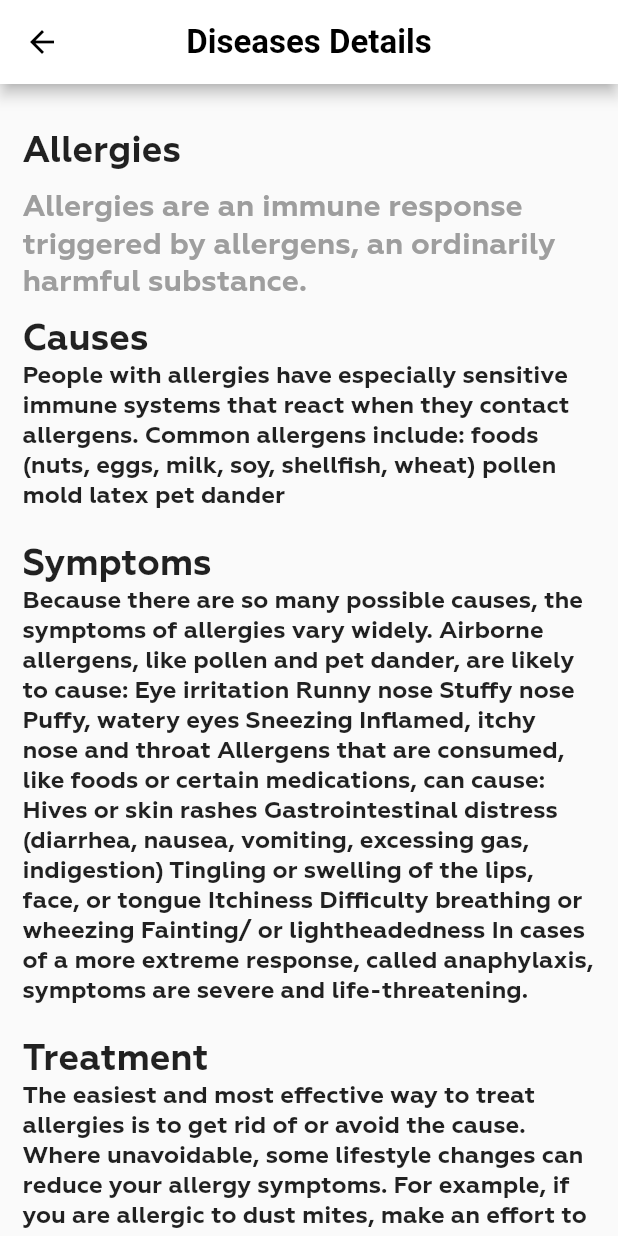
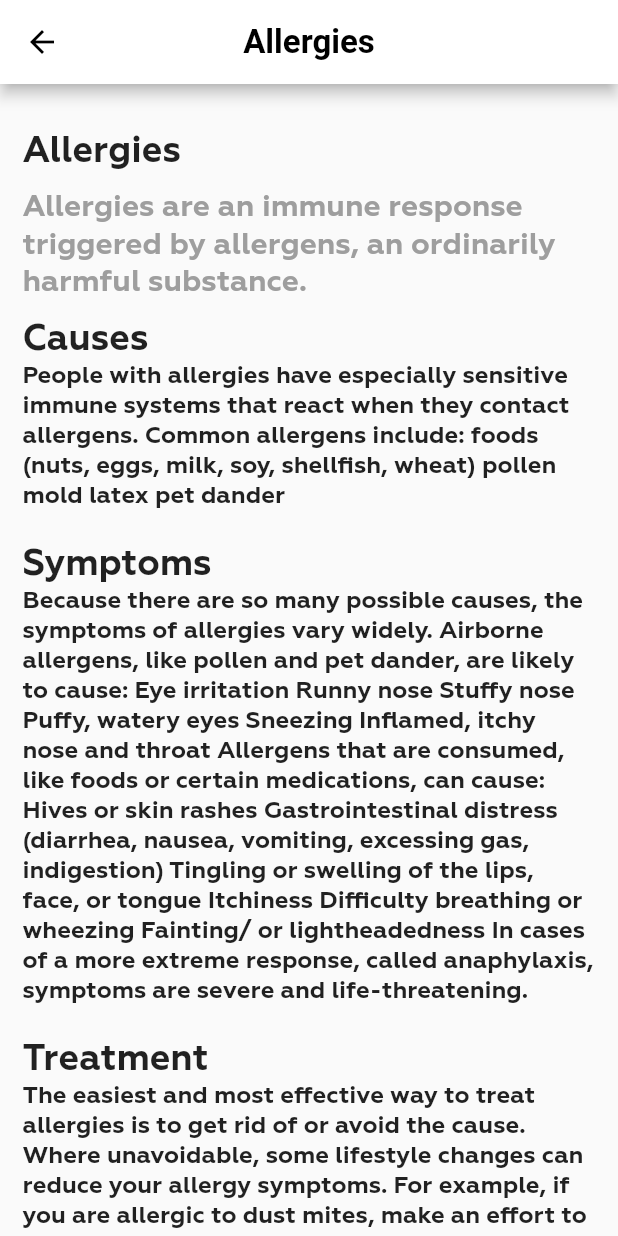
Before and after one commit to wasibhussain/Bmi-Calculator, a Flutter app: the Diseases screen opened directly, after a tap on "Allergies", on a phone screen of 412 x 824 dp. Run offline on Flutter 3.47's test engine with Material 2 defaults, Android fonts, the light colour scheme and no system bars; our stand-ins replace circular_countdown_timer, flutter_svg, font_awesome_flutter, get, introduction_screen.

Commit message:
new updates

```diff
--- a/lib/Screens/diseases/disease_item.dart
+++ b/lib/Screens/diseases/disease_item.dart
@@ -18,7 +18,7 @@ class DiseasesItemDetails extends StatelessWidget {
     return Scaffold(
       appBar: AppBar(
         centerTitle: true,
-        title: const Text("Diseases Details"),
+        title: Text(title),
       ),
       body: SingleChildScrollView(
           child: Padding(
@@ -37,7 +37,8 @@ class DiseasesItemDetails extends StatelessWidget {
             const Text('Causes',
                 style: TextStyle(fontSize: 24, fontWeight: FontWeight.bold)),
             Text(causes,
-                style: TextStyle(fontSize: 16, fontWeight: FontWeight.w100)),
+                style:
+                    const TextStyle(fontSize: 16, fontWeight: FontWeight.w100)),
             const SizedBox(height: 20),
             const Text('Symptoms',
                 style: TextStyle(fontSize: 24, fontWeight: FontWeight.bold)),
@@ -50,7 +51,7 @@ class DiseasesItemDetails extends StatelessWidget {
             const Text('Prevention',
                 style: TextStyle(fontSize: 24, fontWeight: FontWeight.bold)),
             Text(prevention, style: const TextStyle(fontSize: 16)),
-            const SizedBox(height: 50),
+
             // InkWell(
             //   onTap: () {
             //     Get.to(CountDownTimer());
--- a/lib/Screens/diseases/diseasees.dart
+++ b/lib/Screens/diseases/diseasees.dart
@@ -130,6 +130,7 @@ class Diseases extends StatelessWidget {
       appBar: AppBar(
         centerTitle: true,
         title: const Text("Diseases & Care"),
+        actions: [IconButton(onPressed: () {}, icon: Icon(Icons.search))],
       ),
       body: Padding(
         padding: const EdgeInsets.symmetric(horizontal: 10, vertical: 15),
--- a/lib/widgets/disease_item_widget.dart
+++ b/lib/widgets/disease_item_widget.dart
@@ -29,6 +29,7 @@ class DiseaseItemsCard extends StatelessWidget {
               const Text(
                 'View Details',
                 style: TextStyle(
+                  color: Colors.grey,
                   decoration: TextDecoration.underline,
                 ),
               ),
```
